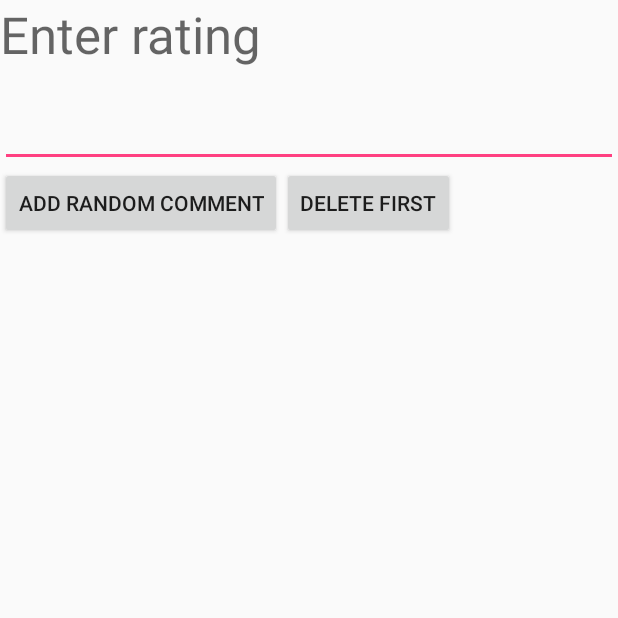
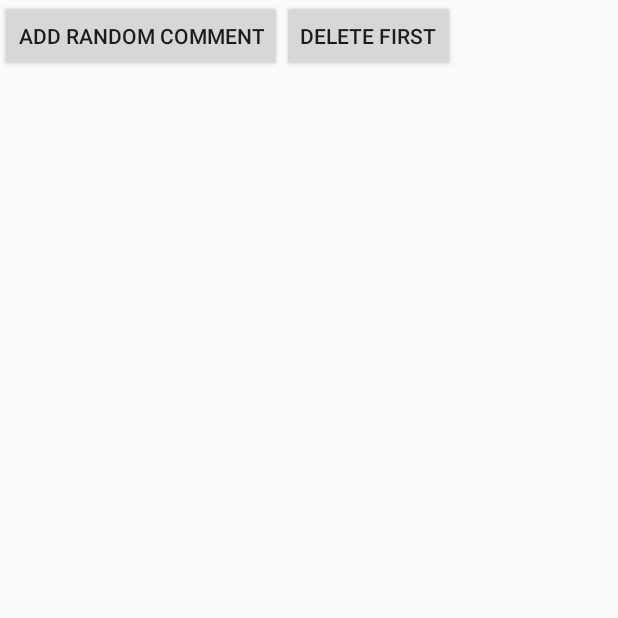
Before and after one commit to xameri/Assignment10-VogellaDatabase, an Android app: the screen it shows after launch (MainActivity), on a phone screen of 412 x 824 dp, the top half of it. Run offline under Robolectric (Android 15) with nearby library versions, the phone set to English and light mode, and no system bars.

Commit message:
Participation 10 - Vogella SQLite from Farah

```diff
--- a/app/src/main/java/com/example/xusenweli/cis3334unit10yparticipation/MySQLiteHelper.java
+++ b/app/src/main/java/com/example/xusenweli/cis3334unit10yparticipation/MySQLiteHelper.java
@@ -12,10 +12,9 @@ public class MySQLiteHelper extends SQLiteOpenHelper {
     public static final String TABLE_COMMENTS = "comments"; // the name of the table
     public static final String COLUMN_ID = "_id";           // the column name of the primery key
     public static final String COLUMN_COMMENT = "comment";  // the column name of the comment field
-    public static final String COLUMN_RATING = "rating";    // the column name of the rate field
 
     private static final String DATABASE_NAME = "commments.db";
-    private static final int DATABASE_VERSION = 2;
+    private static final int DATABASE_VERSION = 1;
 
     // Database creation sql statement
     // SQL TABLE CREATE
@@ -26,7 +25,6 @@ public class MySQLiteHelper extends SQLiteOpenHelper {
     private static final String DATABASE_CREATE = "create table "
             + TABLE_COMMENTS + "( " + COLUMN_ID
             + " integer primary key autoincrement, " + COLUMN_COMMENT
-            + " text not null" + COLUMN_RATING
             + " text not null);";
 
     // The constructor of this class with parameter
--- a/app/src/main/res/layout/activity_main.xml
+++ b/app/src/main/res/layout/activity_main.xml
@@ -3,20 +3,6 @@
     android:layout_width="match_parent"
     android:layout_height="match_parent"
     android:orientation="vertical" >
-
-    <TextView
-        android:layout_width="match_parent"
-        android:layout_height="wrap_content"
-        android:text="Enter rating"
-        android:textAppearance="@style/TextAppearance.AppCompat.Display1" />
-
-    <EditText
-        android:id="@+id/etRating"
-        android:layout_width="match_parent"
-        android:layout_height="wrap_content"
-        android:ems="10"
-        android:inputType="textPersonName"
-        android:textAppearance="@style/TextAppearance.AppCompat.Display1" />
 
     <LinearLayout
         android:id="@+id/group"
```
Also changed, not shown: app/src/main/java/com/example/xusenweli/cis3334unit10yparticipation/Comment.java (+1 -12 lines), app/src/main/java/com/example/xusenweli/cis3334unit10yparticipation/CommentsDataSource.java (+6 -25 lines), app/src/main/java/com/example/xusenweli/cis3334unit10yparticipation/MainActivity.java (+1 -19 lines).
